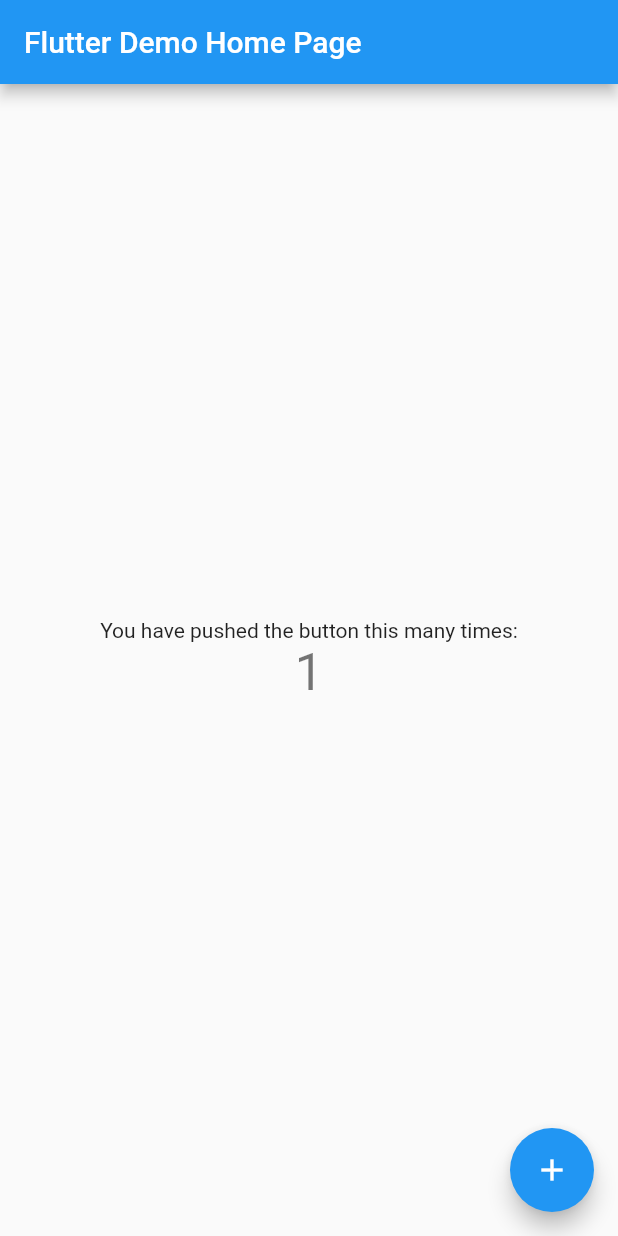
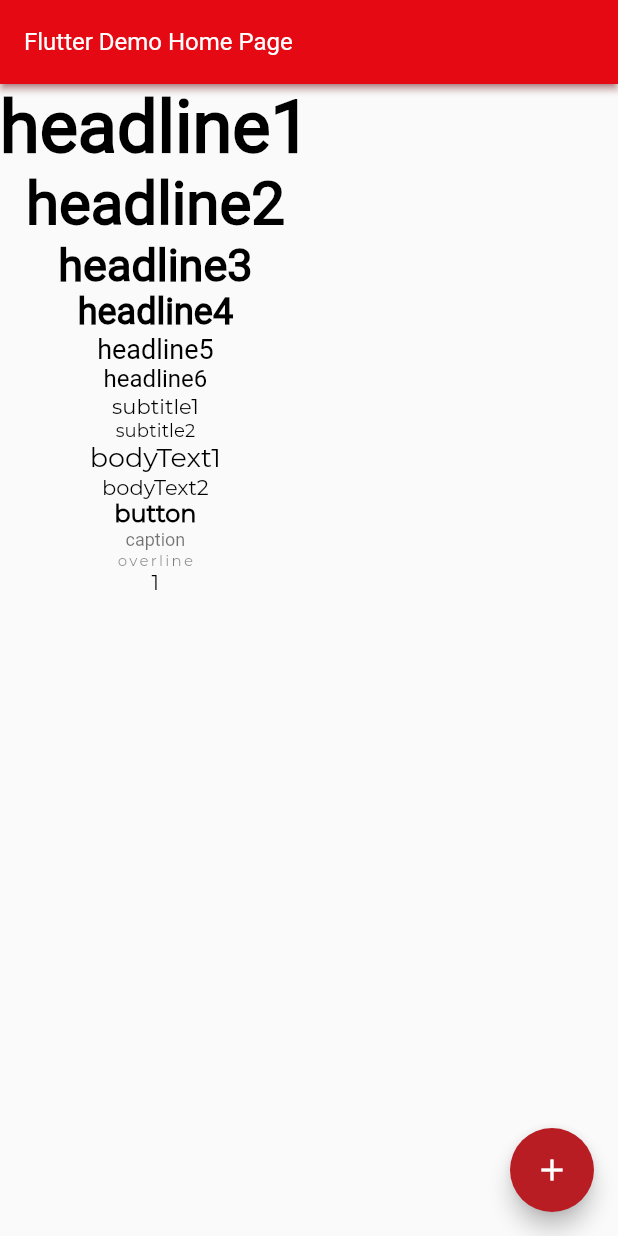
Before and after one commit to devs-life/music_app_flutter, a Flutter app: the screen it shows after launch, after a tap on the "add" icon, on a phone screen of 412 x 824 dp. Run offline on Flutter 3.47's test engine with Material 2 defaults, Android fonts, the phone set to English and light mode, and no system bars.

Commit message:
added theme data, color palette

```diff
--- a/lib/main.dart
+++ b/lib/main.dart
@@ -1,4 +1,5 @@
 import 'package:flutter/material.dart';
+import 'package:music_app/utils/konstants.dart';
 
 void main() {
   runApp(MyApp());
@@ -10,35 +11,16 @@ class MyApp extends StatelessWidget {
   Widget build(BuildContext context) {
     return MaterialApp(
       title: 'Flutter Demo',
-      theme: ThemeData(
-        // This is the theme of your application.
-        //
-        // Try running your application with "flutter run". You'll see the
-        // application has a blue toolbar. Then, without quitting the app, try
-        // changing the primarySwatch below to Colors.green and then invoke
-        // "hot reload" (press "r" in the console where you ran "flutter run",
-        // or simply save your changes to "hot reload" in a Flutter IDE).
-        // Notice that the counter didn't reset back to zero; the application
-        // is not restarted.
-        primarySwatch: Colors.blue,
-      ),
+      theme: appThemeData(Brightness.light),
+      darkTheme: appThemeData(Brightness.dark),
       home: MyHomePage(title: 'Flutter Demo Home Page'),
+      debugShowCheckedModeBanner: false,
     );
   }
 }
 
 class MyHomePage extends StatefulWidget {
   MyHomePage({Key? key, required this.title}) : super(key: key);
-
-  // This widget is the home page of your application. It is stateful, meaning
-  // that it has a State object (defined below) that contains fields that affect
-  // how it looks.
-
-  // This class is the configuration for the state. It holds the values (in this
-  // case the title) provided by the parent (in this case the App widget) and
-  // used by the build method of the State. Fields in a Widget subclass are
-  // always marked "final".
-
   final String title;
 
   @override
@@ -50,55 +32,75 @@ class _MyHomePageState extends State<MyHomePage> {
 
   void _incrementCounter() {
     setState(() {
-      // This call to setState tells the Flutter framework that something has
-      // changed in this State, which causes it to rerun the build method below
-      // so that the display can reflect the updated values. If we changed
-      // _counter without calling setState(), then the build method would not be
-      // called again, and so nothing would appear to happen.
       _counter++;
     });
   }
 
   @override
   Widget build(BuildContext context) {
-    // This method is rerun every time setState is called, for instance as done
-    // by the _incrementCounter method above.
-    //
-    // The Flutter framework has been optimized to make rerunning build methods
-    // fast, so that you can just rebuild anything that needs updating rather
-    // than having to individually change instances of widgets.
     return Scaffold(
       appBar: AppBar(
-        // Here we take the value from the MyHomePage object that was created by
-        // the App.build method, and use it to set our appbar title.
         title: Text(widget.title),
       ),
-      body: Center(
-        // Center is a layout widget. It takes a single child and positions it
-        // in the middle of the parent.
+      body: SingleChildScrollView(
         child: Column(
-          // Column is also a layout widget. It takes a list of children and
-          // arranges them vertically. By default, it sizes itself to fit its
-          // children horizontally, and tries to be as tall as its parent.
-          //
-          // Invoke "debug painting" (press "p" in the console, choose the
-          // "Toggle Debug Paint" action from the Flutter Inspector in Android
-          // Studio, or the "Toggle Debug Paint" command in Visual Studio Code)
-          // to see the wireframe for each widget.
-          //
-          // Column has various properties to control how it sizes itself and
-          // how it positions its children. Here we use mainAxisAlignment to
-          // center the children vertically; the main axis here is the vertical
-          // axis because Columns are vertical (the cross axis would be
-          // horizontal).
-          mainAxisAlignment: MainAxisAlignment.center,
+          mainAxisAlignment: MainAxisAlignment.spaceBetween,
+          crossAxisAlignment: CrossAxisAlignment.center,
           children: <Widget>[
             Text(
-              'You have pushed the button this many times:',
+              'headline1',
+              style: Theme.of(context).textTheme.headline1,
+            ),
+            Text(
+              'headline2',
+              style: Theme.of(context).textTheme.headline2,
+            ),
+            Text(
+              'headline3',
+              style: Theme.of(context).textTheme.headline3,
+            ),
+            Text(
+              'headline4',
+              style: Theme.of(context).textTheme.headline4,
+            ),
+            Text(
+              'headline5',
+              style: Theme.of(context).textTheme.headline5,
+            ),
+            Text(
+              'headline6',
+              style: Theme.of(context).textTheme.headline6,
+            ),
+            Text(
+              'subtitle1',
+              style: Theme.of(context).textTheme.subtitle1,
+            ),
+            Text(
+              'subtitle2',
+              style: Theme.of(context).textTheme.subtitle2,
+            ),
+            Text(
+              'bodyText1',
+              style: Theme.of(context).textTheme.bodyText1,
+            ),
+            Text(
+              'bodyText2',
+              style: Theme.of(context).textTheme.bodyText2,
+            ),
+            Text(
+              'button',
+              style: Theme.of(context).textTheme.button,
+            ),
+            Text(
+              'caption',
+              style: Theme.of(context).textTheme.caption,
+            ),
+            Text(
+              'overline',
+              style: Theme.of(context).textTheme.overline,
             ),
             Text(
               '$_counter',
-              style: Theme.of(context).textTheme.headline4,
             ),
           ],
         ),
--- /dev/null
+++ b/lib/utils/konstants.dart
@@ -0,0 +1,94 @@
+import 'package:flutter/material.dart';
+import 'package:flutter/widgets.dart';
+
+ThemeData appThemeData(Brightness brightness) {
+  return ThemeData(
+      primaryColor: primaryRedColor,
+      backgroundColor: brightness == Brightness.dark
+          ? darkBackgroundColor
+          : lightBackgroundColor,
+      appBarTheme: AppBarTheme(
+          elevation: 2,
+          backgroundColor: primaryRedColor,
+          shadowColor: secondaryRedColor),
+      colorScheme: ColorScheme(
+          primary: primaryRedColor,
+          primaryVariant: primaryRedColor,
+          secondary: secondaryRedColor,
+          secondaryVariant: secondaryRedColor,
+          surface: brightness == Brightness.dark
+              ? darkBackgroundColor
+              : lightBackgroundColor,
+          background: brightness == Brightness.dark
+              ? darkBackgroundColor
+              : lightBackgroundColor,
+          error: Colors.red,
+          onPrimary: Colors.white,
+          onSecondary: Colors.white,
+          onSurface: Colors.white,
+          onBackground: Colors.white,
+          onError: Colors.white,
+          brightness: brightness),
+      brightness: brightness,
+      textTheme: TextTheme(
+        bodyText1: montserratStyle(
+            size: 18, brightness: brightness, weight: FontWeight.w500),
+        bodyText2: montserratStyle(
+            size: 14, brightness: brightness, weight: FontWeight.w400),
+        button: montserratStyle(
+            size: 16, brightness: brightness, weight: FontWeight.w600),
+        headline1: robotoStyle(
+            size: 48, brightness: brightness, weight: FontWeight.bold),
+        headline2: robotoStyle(
+            size: 40, brightness: brightness, weight: FontWeight.bold),
+        headline3: robotoStyle(
+            size: 30, brightness: brightness, weight: FontWeight.w700),
+        headline4: robotoStyle(
+            size: 24, brightness: brightness, weight: FontWeight.w600),
+        headline5: robotoStyle(
+            size: 18, brightness: brightness, weight: FontWeight.w500),
+        headline6: robotoStyle(
+            size: 16, brightness: brightness, weight: FontWeight.w400),
+        subtitle1: montserratStyle(
+            size: 14, brightness: brightness, weight: FontWeight.w500),
+        subtitle2: montserratStyle(
+            size: 12, brightness: brightness, weight: FontWeight.w400),
+        overline: montserratStyle(
+                size: 10, brightness: brightness, weight: FontWeight.w400)
+            .copyWith(
+          color: brightness == Brightness.dark
+              ? Colors.white.withOpacity(0.5)
+              : Colors.black.withOpacity(0.5),
+        ),
+      ));
+}
+
+TextStyle montserratStyle(
+    {required double size,
+    required Brightness brightness,
+    required FontWeight weight}) {
+  return TextStyle(
+    fontFamily: weight == FontWeight.bold ? 'MontserratBold' : 'Montserrat',
+    fontSize: size,
+    color: brightness == Brightness.dark ? Colors.white : Colors.black,
+    fontWeight: weight,
+  );
+}
+
+TextStyle robotoStyle(
+    {required double size,
+    required Brightness brightness,
+    required FontWeight weight}) {
+  return TextStyle(
+    fontFamily: 'RobotoReg',
+    fontSize: size,
+    color: brightness == Brightness.dark ? Colors.white : Colors.black,
+    fontWeight: weight,
+  );
+}
+
+Color primaryRedColor = Color(0xFFE50914);
+Color secondaryRedColor = Color(0xFFB81D24);
+Color darkBackgroundColor = Color(0xFF221F1F);
+Color lightBackgroundColor = Color(0xFFF5F5F1);
+const Color pureblack = Color(0xFF2B2A29);
```
Also changed, not shown: pubspec.yaml (+16 -0 lines), fonts/Montserrat-Bold.ttf (added), fonts/Montserrat-Medium.ttf (added), fonts/Montserrat-Regular.ttf (added), fonts/Montserrat-SemiBold.ttf (added), fonts/Roboto-Regular.ttf (added), 1 other file.
